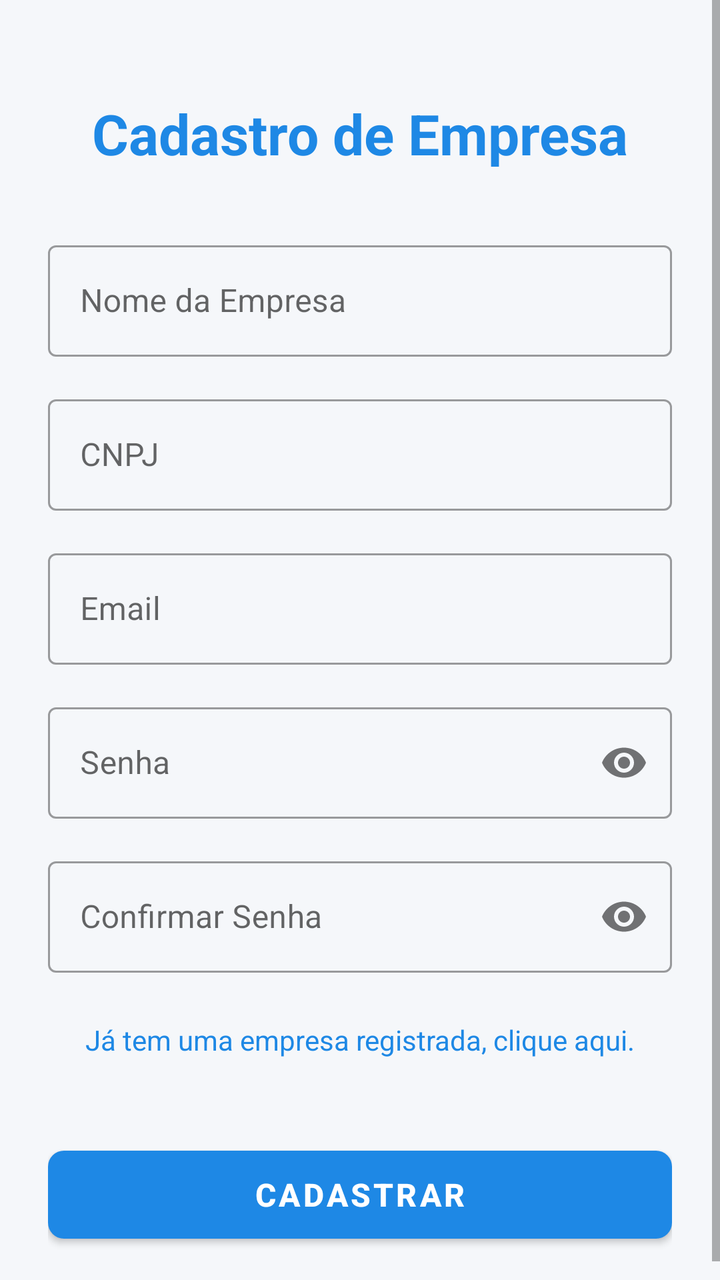
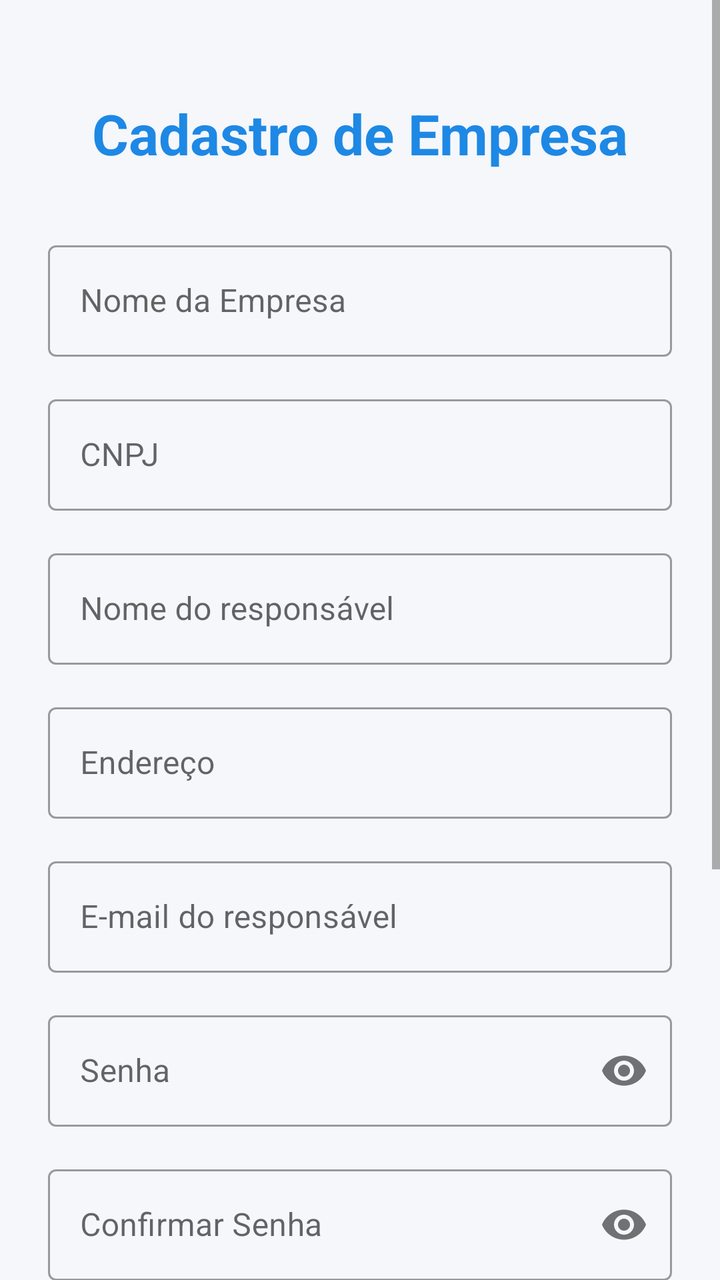

An Android layout rendered at two revisions. The XML below is the earlier revision; the diff shows what the commit changed to produce the second picture.
<!-- AndroidManifest.xml: application theme Theme.EasyClock -->
<!-- res/layout/activity_cadastro_empresa.xml -->
<?xml version="1.0" encoding="utf-8"?>
<ScrollView xmlns:android="http://schemas.android.com/apk/res/android"
    xmlns:app="http://schemas.android.com/apk/res-auto"
    android:layout_width="match_parent"
    android:layout_height="match_parent"
    android:fillViewport="true"
    android:background="@color/background">

    <androidx.constraintlayout.widget.ConstraintLayout
        android:layout_width="match_parent"
        android:layout_height="wrap_content"
        android:padding="24dp">

        <TextView
            android:id="@+id/tvTitleCadastroEmpresa"
            android:layout_width="wrap_content"
            android:layout_height="wrap_content"
            android:text="@string/cadastro_empresa"
            android:textSize="28sp"
            android:textStyle="bold"
            android:textColor="@color/primary"
            android:layout_marginTop="24dp"
            app:layout_constraintTop_toTopOf="parent"
            app:layout_constraintStart_toStartOf="parent"
            app:layout_constraintEnd_toEndOf="parent" />

        <com.google.android.material.textfield.TextInputLayout
            android:id="@+id/tilNomeEmpresa"
            style="@style/Widget.MaterialComponents.TextInputLayout.OutlinedBox"
            android:layout_width="0dp"
            android:layout_height="wrap_content"
            android:hint="@string/nome_empresa"
            android:layout_marginTop="32dp"
            app:layout_constraintTop_toBottomOf="@id/tvTitleCadastroEmpresa"
            app:layout_constraintStart_toStartOf="parent"
            app:layout_constraintEnd_toEndOf="parent">

            <com.google.android.material.textfield.TextInputEditText
                android:id="@+id/etNomeEmpresa"
                android:layout_width="match_parent"
                android:layout_height="wrap_content"
                android:inputType="textCapWords" />
        </com.google.android.material.textfield.TextInputLayout>

        <com.google.android.material.textfield.TextInputLayout
            android:id="@+id/tilCnpj"
            style="@style/Widget.MaterialComponents.TextInputLayout.OutlinedBox"
            android:layout_width="0dp"
            android:layout_height="wrap_content"
            android:hint="@string/cnpj"
            android:layout_marginTop="16dp"
            app:layout_constraintTop_toBottomOf="@id/tilNomeEmpresa"
            app:layout_constraintStart_toStartOf="parent"
            app:layout_constraintEnd_toEndOf="parent">

            <com.google.android.material.textfield.TextInputEditText
                android:id="@+id/etCnpj"
                android:layout_width="match_parent"
                android:layout_height="wrap_content"
                android:inputType="number" />
        </com.google.android.material.textfield.TextInputLayout>

        <com.google.android.material.textfield.TextInputLayout
            android:id="@+id/tilEmailEmpresa"
            style="@style/Widget.MaterialComponents.TextInputLayout.OutlinedBox"
            android:layout_width="0dp"
            android:layout_height="wrap_content"
            android:hint="@string/email"
            android:layout_marginTop="16dp"
            app:layout_constraintTop_toBottomOf="@id/tilCnpj"
            app:layout_constraintStart_toStartOf="parent"
            app:layout_constraintEnd_toEndOf="parent">

            <com.google.android.material.textfield.TextInputEditText
                android:id="@+id/etEmailEmpresa"
                android:layout_width="match_parent"
                android:layout_height="wrap_content"
                android:inputType="textEmailAddress" />
        </com.google.android.material.textfield.TextInputLayout>

        <com.google.android.material.textfield.TextInputLayout
            android:id="@+id/tilSenhaEmpresa"
            style="@style/Widget.MaterialComponents.TextInputLayout.OutlinedBox"
            android:layout_width="0dp"
            android:layout_height="wrap_content"
            android:hint="@string/senha"
            android:layout_marginTop="16dp"
            app:passwordToggleEnabled="true"
            app:layout_constraintTop_toBottomOf="@id/tilEmailEmpresa"
            app:layout_constraintStart_toStartOf="parent"
            app:layout_constraintEnd_toEndOf="parent">

            <com.google.android.material.textfield.TextInputEditText
                android:id="@+id/etSenhaEmpresa"
                android:layout_width="match_parent"
                android:layout_height="wrap_content"
                android:inputType="textPassword" />
        </com.google.android.material.textfield.TextInputLayout>

        <com.google.android.material.textfield.TextInputLayout
            android:id="@+id/tilConfirmarSenhaEmpresa"
            style="@style/Widget.MaterialComponents.TextInputLayout.OutlinedBox"
            android:layout_width="0dp"
            android:layout_height="wrap_content"
            android:hint="@string/confirmar_senha"
            android:layout_marginTop="16dp"
            app:passwordToggleEnabled="true"
            app:layout_constraintTop_toBottomOf="@id/tilSenhaEmpresa"
            app:layout_constraintStart_toStartOf="parent"
            app:layout_constraintEnd_toEndOf="parent">

            <com.google.android.material.textfield.TextInputEditText
                android:id="@+id/etConfirmarSenhaEmpresa"
                android:layout_width="match_parent"
                android:layout_height="wrap_content"
                android:inputType="textPassword" />
        </com.google.android.material.textfield.TextInputLayout>

        <TextView
            android:id="@+id/tvJaTemEmpresa"
            android:layout_width="wrap_content"
            android:layout_height="wrap_content"
            android:text="@string/ja_tem_empresa"
            android:textColor="@color/primary"
            android:textSize="14sp"
            android:clickable="true"
            android:focusable="true"
            android:padding="8dp"
            android:layout_marginTop="16dp"
            android:onClick="irParaLogin"
            app:layout_constraintTop_toBottomOf="@id/tilConfirmarSenhaEmpresa"
            app:layout_constraintStart_toStartOf="parent"
            app:layout_constraintEnd_toEndOf="parent" />

        <com.google.android.material.button.MaterialButton
            android:id="@+id/btnCadastrarEmpresa"
            android:layout_width="0dp"
            android:layout_height="56dp"
            android:layout_marginTop="32dp"
            android:text="@string/cadastrar"
            android:textSize="16sp"
            android:textStyle="bold"
            app:cornerRadius="8dp"
            app:layout_constraintTop_toBottomOf="@id/tvJaTemEmpresa"
            app:layout_constraintStart_toStartOf="parent"
            app:layout_constraintEnd_toEndOf="parent" />

    </androidx.constraintlayout.widget.ConstraintLayout>
</ScrollView>
<!-- resources referenced by this layout -->
<resources>
  <color name="background">#F5F7FA</color>
  <color name="primary">#1E88E5</color>
  <string name="cadastrar">Cadastrar</string>
  <string name="cadastro_empresa">Cadastro de Empresa</string>
  <string name="cnpj">CNPJ</string>
  <string name="confirmar_senha">Confirmar Senha</string>
  <string name="email">Email</string>
  <string name="ja_tem_empresa">Já tem uma empresa registrada, clique aqui.</string>
  <string name="nome_empresa">Nome da Empresa</string>
  <string name="senha">Senha</string>
  <style name="Theme.EasyClock" parent="Theme.MaterialComponents.DayNight.NoActionBar">
          
          <item name="colorPrimary">@color/primary</item>
          <item name="colorPrimaryVariant">@color/primary_dark</item>
          <item name="colorOnPrimary">#FFFFFF</item>
          
          <item name="colorSecondary">@color/accent</item>
          <item name="colorSecondaryVariant">@color/accent</item>
          <item name="colorOnSecondary">#FFFFFF</item>
          
          <item name="android:statusBarColor">?attr/colorPrimaryVariant</item>
          
          <item name="android:windowBackground">@color/background</item>
      </style>
  <color name="primary_dark">#1565C0</color>
  <color name="accent">#26A69A</color>
</resources>

<!-- the commit's change to res/layout/activity_cadastro_empresa.xml (unified diff, before → after) -->
@@ -36,14 +36,14 @@
             app:layout_constraintEnd_toEndOf="parent">
 
             <com.google.android.material.textfield.TextInputEditText
-                android:id="@+id/etNomeEmpresa"
+                android:id="@+id/edtNomeEmpresa"
                 android:layout_width="match_parent"
                 android:layout_height="wrap_content"
                 android:inputType="textCapWords" />
         </com.google.android.material.textfield.TextInputLayout>
 
         <com.google.android.material.textfield.TextInputLayout
-            android:id="@+id/tilCnpj"
+            android:id="@+id/tilCnpjEmpresa"
             style="@style/Widget.MaterialComponents.TextInputLayout.OutlinedBox"
             android:layout_width="0dp"
             android:layout_height="wrap_content"
@@ -54,25 +54,61 @@
             app:layout_constraintEnd_toEndOf="parent">
 
             <com.google.android.material.textfield.TextInputEditText
-                android:id="@+id/etCnpj"
+                android:id="@+id/edtCnpjEmpresa"
                 android:layout_width="match_parent"
                 android:layout_height="wrap_content"
                 android:inputType="number" />
         </com.google.android.material.textfield.TextInputLayout>
 
         <com.google.android.material.textfield.TextInputLayout
+            android:id="@+id/tilNomeResponsavel"
+            style="@style/Widget.MaterialComponents.TextInputLayout.OutlinedBox"
+            android:layout_width="0dp"
+            android:layout_height="wrap_content"
+            android:hint="@string/nome_responsavel"
+            android:layout_marginTop="16dp"
+            app:layout_constraintTop_toBottomOf="@id/tilCnpjEmpresa"
+            app:layout_constraintStart_toStartOf="parent"
+            app:layout_constraintEnd_toEndOf="parent">
+
+            <com.google.android.material.textfield.TextInputEditText
+                android:id="@+id/edtNomeResponsavel"
+                android:layout_width="match_parent"
+                android:layout_height="wrap_content"
+                android:inputType="textCapWords" />
+        </com.google.android.material.textfield.TextInputLayout>
+
+        <com.google.android.material.textfield.TextInputLayout
+            android:id="@+id/tilEnderecoEmpresa"
+            style="@style/Widget.MaterialComponents.TextInputLayout.OutlinedBox"
+            android:layout_width="0dp"
+            android:layout_height="wrap_content"
+            android:hint="@string/endereco"
+            android:layout_marginTop="16dp"
+            app:layout_constraintTop_toBottomOf="@id/tilNomeResponsavel"
+            app:layout_constraintStart_toStartOf="parent"
+            app:layout_constraintEnd_toEndOf="parent">
+
+            <com.google.android.material.textfield.TextInputEditText
+                android:id="@+id/edtEnderecoEmpresa"
+                android:layout_width="match_parent"
+                android:layout_height="wrap_content"
+                android:inputType="textPostalAddress" />
+        </com.google.android.material.textfield.TextInputLayout>
+
+        <com.google.android.material.textfield.TextInputLayout
             android:id="@+id/tilEmailEmpresa"
             style="@style/Widget.MaterialComponents.TextInputLayout.OutlinedBox"
             android:layout_width="0dp"
             android:layout_height="wrap_content"
-            android:hint="@string/email"
-            android:layout_marginTop="16dp"
-            app:layout_constraintTop_toBottomOf="@id/tilCnpj"
-            app:layout_constraintStart_toStartOf="parent"
-            app:layout_constraintEnd_toEndOf="parent">
-
-            <com.google.android.material.textfield.TextInputEditText
-                android:id="@+id/etEmailEmpresa"
+            android:hint="@string/email_responsavel"
+            android:layout_marginTop="16dp"
+            app:layout_constraintTop_toBottomOf="@id/tilEnderecoEmpresa"
+            app:layout_constraintStart_toStartOf="parent"
+            app:layout_constraintEnd_toEndOf="parent">
+
+            <com.google.android.material.textfield.TextInputEditText
+                android:id="@+id/edtEmailEmpresa"
                 android:layout_width="match_parent"
                 android:layout_height="wrap_content"
                 android:inputType="textEmailAddress" />
@@ -91,7 +127,7 @@
             app:layout_constraintEnd_toEndOf="parent">
 
             <com.google.android.material.textfield.TextInputEditText
-                android:id="@+id/etSenhaEmpresa"
+                android:id="@+id/edtSenhaEmpresa"
                 android:layout_width="match_parent"
                 android:layout_height="wrap_content"
                 android:inputType="textPassword" />
@@ -110,11 +146,51 @@
             app:layout_constraintEnd_toEndOf="parent">
 
             <com.google.android.material.textfield.TextInputEditText
-                android:id="@+id/etConfirmarSenhaEmpresa"
+                android:id="@+id/edtConfirmarSenhaEmpresa"
                 android:layout_width="match_parent"
                 android:layout_height="wrap_content"
                 android:inputType="textPassword" />
         </com.google.android.material.textfield.TextInputLayout>
+
+        <com.google.android.material.card.MaterialCardView
+            android:id="@+id/cardRegrasSenhaEmpresa"
+            android:layout_width="0dp"
+            android:layout_height="wrap_content"
+            android:layout_marginTop="20dp"
+            app:cardCornerRadius="8dp"
+            app:cardElevation="0dp"
+            app:strokeColor="@color/border"
+            app:strokeWidth="1dp"
+            app:cardBackgroundColor="#F8F9FA"
+            app:layout_constraintTop_toBottomOf="@id/tilConfirmarSenhaEmpresa"
+            app:layout_constraintStart_toStartOf="parent"
+            app:layout_constraintEnd_toEndOf="parent">
+
+            <LinearLayout
+                android:layout_width="match_parent"
+                android:layout_height="wrap_content"
+                android:orientation="vertical"
+                android:padding="16dp">
+
+                <TextView
+                    android:id="@+id/tvRegrasTituloEmpresa"
+                    android:layout_width="match_parent"
+                    android:layout_height="wrap_content"
+                    android:text="@string/regras_senha_titulo"
+                    android:textColor="@color/text_primary"
+                    android:textSize="12sp"
+                    android:textStyle="bold" />
+
+                <TextView
+                    android:id="@+id/tvRegrasDescricaoEmpresa"
+                    android:layout_width="match_parent"
+                    android:layout_height="wrap_content"
+                    android:layout_marginTop="6dp"
+                    android:text="@string/regras_senha_descricao"
+                    android:textColor="@color/text_secondary"
+                    android:textSize="12sp" />
+            </LinearLayout>
+        </com.google.android.material.card.MaterialCardView>
 
         <TextView
             android:id="@+id/tvJaTemEmpresa"
@@ -128,7 +204,7 @@
             android:padding="8dp"
             android:layout_marginTop="16dp"
             android:onClick="irParaLogin"
-            app:layout_constraintTop_toBottomOf="@id/tilConfirmarSenhaEmpresa"
+            app:layout_constraintTop_toBottomOf="@id/cardRegrasSenhaEmpresa"
             app:layout_constraintStart_toStartOf="parent"
             app:layout_constraintEnd_toEndOf="parent" />
 
@@ -136,7 +212,7 @@
             android:id="@+id/btnCadastrarEmpresa"
             android:layout_width="0dp"
             android:layout_height="56dp"
-            android:layout_marginTop="32dp"
+            android:layout_marginTop="24dp"
             android:text="@string/cadastrar"
             android:textSize="16sp"
             android:textStyle="bold"
<!-- resource entries referenced after the edit -->
@@ -1,14 +1,21 @@
 <!-- resources referenced by this layout -->
 <resources>
   <color name="background">#F5F7FA</color>
+  <color name="border">#CCCCCC</color>
   <color name="primary">#1E88E5</color>
+  <color name="text_primary">#212121</color>
+  <color name="text_secondary">#757575</color>
   <string name="cadastrar">Cadastrar</string>
   <string name="cadastro_empresa">Cadastro de Empresa</string>
   <string name="cnpj">CNPJ</string>
   <string name="confirmar_senha">Confirmar Senha</string>
-  <string name="email">Email</string>
+  <string name="email_responsavel">E-mail do responsável</string>
+  <string name="endereco">Endereço</string>
   <string name="ja_tem_empresa">Já tem uma empresa registrada, clique aqui.</string>
   <string name="nome_empresa">Nome da Empresa</string>
+  <string name="nome_responsavel">Nome do responsável</string>
+  <string name="regras_senha_descricao">• Mínimo 8 caracteres\n• Pelo menos 1 letra maiúscula\n• Pelo menos 1 letra minúscula\n• Pelo menos 1 caracter especial\n• Pelo menos 1 número</string>
+  <string name="regras_senha_titulo">Siga as regras da senha abaixo:</string>
   <string name="senha">Senha</string>
   <style name="Theme.EasyClock" parent="Theme.MaterialComponents.DayNight.NoActionBar">
           
